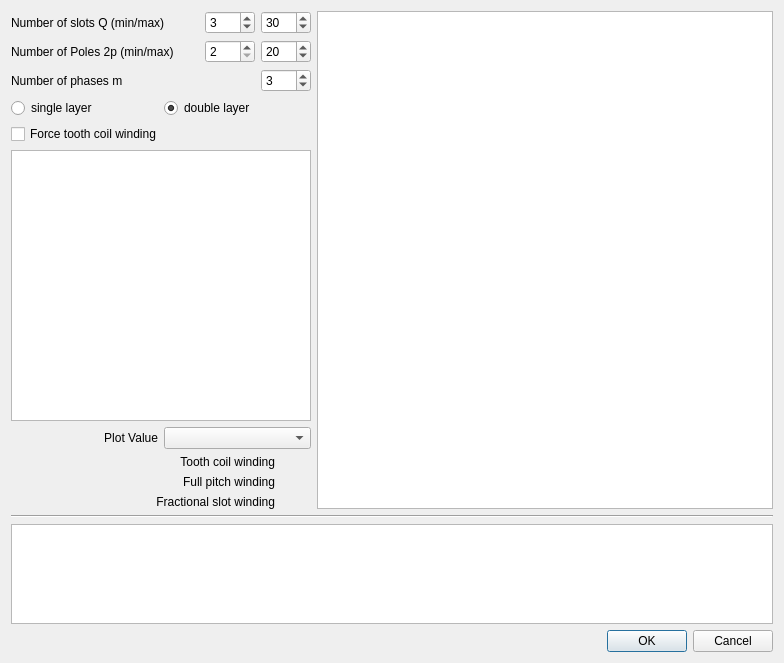
Qt form swat_em/ui/GenCombinations.ui (mjfwest/swat-em) before a commit.
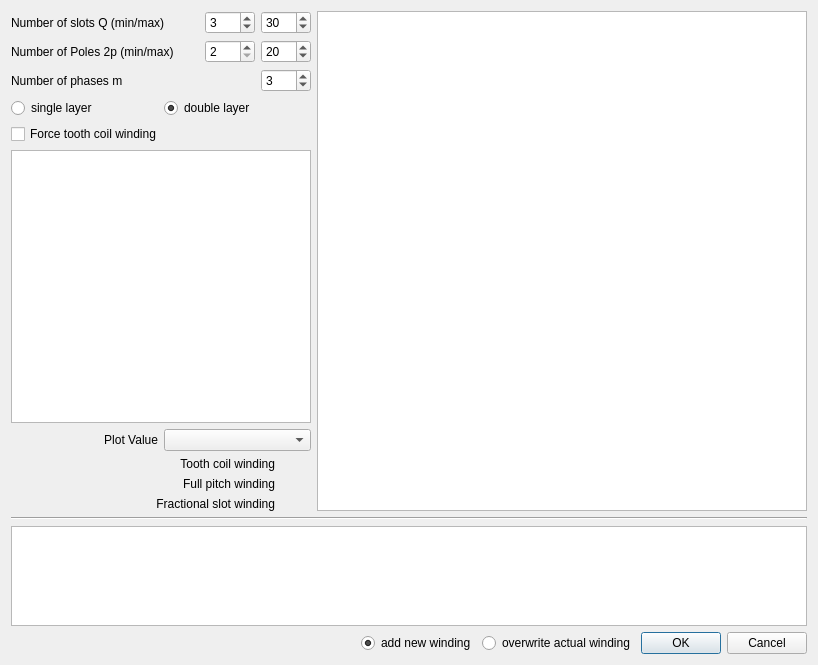
The same form after that commit. Icons and pictures are not drawn.

Commit message: - user can choose to overwrite the actual winding or create a new one while using the winding generation dialogs

Patch:
```diff
--- a/swat_em/ui/GenCombinations.ui
+++ b/swat_em/ui/GenCombinations.ui
@@ -6,8 +6,8 @@
    <rect>
     <x>0</x>
     <y>0</y>
-    <width>784</width>
-    <height>663</height>
+    <width>818</width>
+    <height>665</height>
    </rect>
   </property>
   <property name="windowTitle">
@@ -204,6 +204,9 @@
              <property name="text">
               <string>single layer</string>
              </property>
+             <attribute name="buttonGroup">
+              <string notr="true">buttonGroup_2</string>
+             </attribute>
             </widget>
            </item>
            <item>
@@ -220,6 +223,9 @@
              <property name="checked">
               <bool>true</bool>
              </property>
+             <attribute name="buttonGroup">
+              <string notr="true">buttonGroup_2</string>
+             </attribute>
             </widget>
            </item>
           </layout>
@@ -436,9 +442,47 @@
       </widget>
      </item>
      <item>
+      <layout class="QHBoxLayout" name="horizontalLayout_8">
+       <item>
+        <spacer name="horizontalSpacer">
+         <property name="orientation">
+          <enum>Qt::Horizontal</enum>
+         </property>
+         <property name="sizeHint" stdset="0">
+          <size>
+           <width>40</width>
+           <height>20</height>
+          </size>
+         </property>
+        </spacer>
+       </item>
+       <item>
+        <widget class="QRadioButton" name="radioButton_new_winding">
+         <property name="text">
+          <string>add new winding</string>
+         </property>
+         <property name="checked">
+          <bool>true</bool>
+         </property>
+         <attribute name="buttonGroup">
+          <string notr="true">buttonGroup</string>
+         </attribute>
+        </widget>
+       </item>
+       <item>
+        <widget class="QRadioButton" name="radioButton_overwrite_winding">
+         <property name="text">
+          <string>overwrite actual winding</string>
+         </property>
+         <attribute name="buttonGroup">
+          <string notr="true">buttonGroup</string>
+         </attribute>
+        </widget>
+       </item>
+       <item>
       <widget class="QDialogButtonBox" name="buttonBox">
        <property name="sizePolicy">
-        <sizepolicy hsizetype="Preferred" vsizetype="Preferred">
+          <sizepolicy hsizetype="Maximum" vsizetype="Preferred">
          <horstretch>0</horstretch>
          <verstretch>0</verstretch>
         </sizepolicy>
@@ -454,6 +498,8 @@
     </layout>
    </item>
   </layout>
+   </item>
+  </layout>
  </widget>
  <resources/>
  <connections>
```
Left out of the diff: 4 changed lines with no effect on the pictures. Lines whose indentation alone changed are shown as unchanged. The commit also changes 5 other files.
